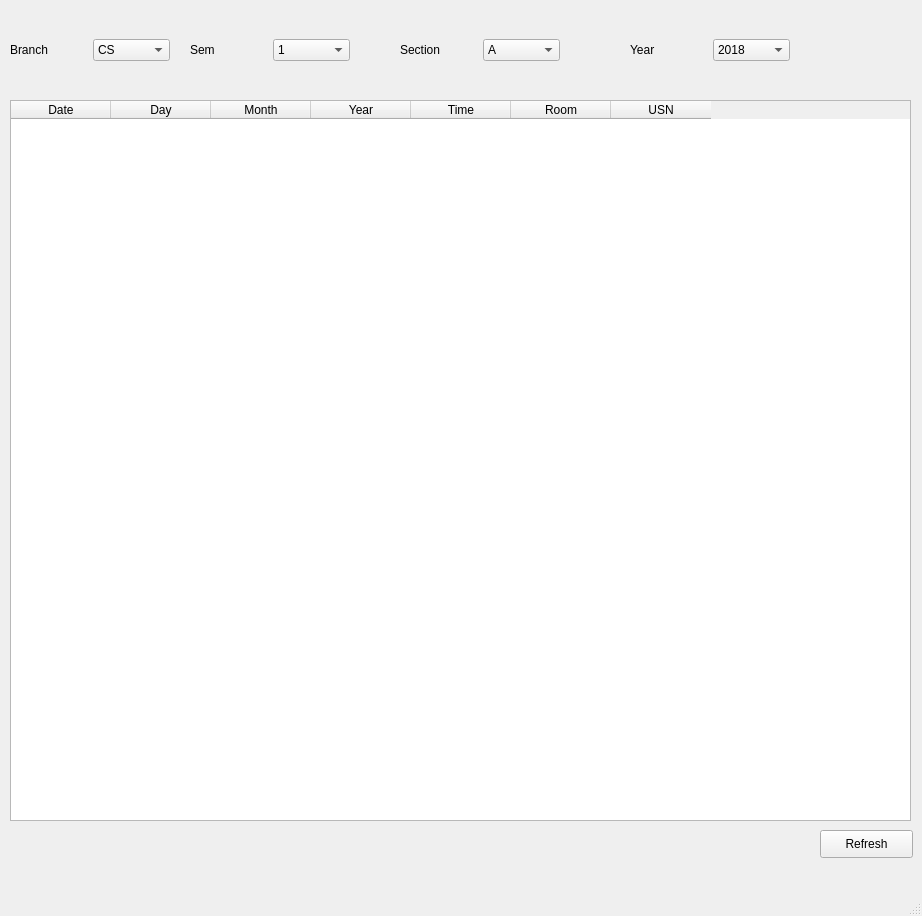
The window that general.ui (abhipray-cpu/RFID-attendance) describes before a commit, drawn with Qt 5.
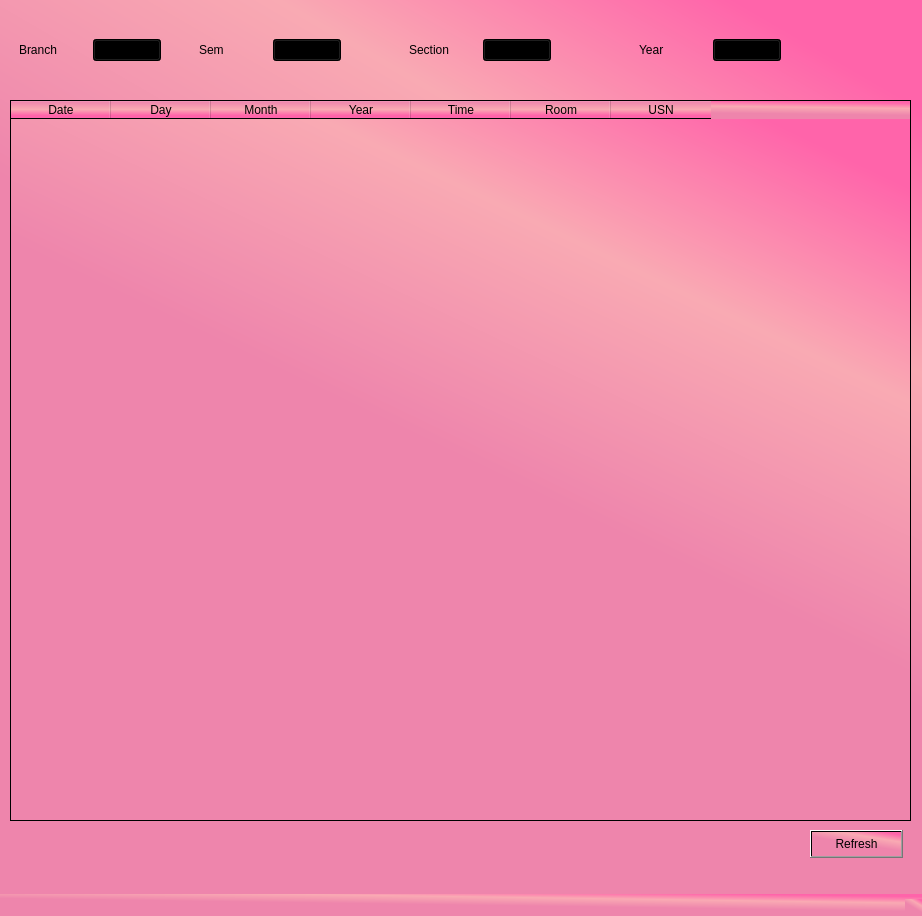
The same window after the commit.

Diff of the .ui file:
```diff
--- a/general.ui
+++ b/general.ui
@@ -14,7 +14,8 @@
    <string>MainWindow</string>
   </property>
   <property name="styleSheet">
-   <string notr="true">font: 75 12pt &quot;MS Shell Dlg 2&quot;;</string>
+   <string notr="true">font: 75 12pt &quot;MS Shell Dlg 2&quot;;
+background-color: qlineargradient(spread:pad, x1:0.632, y1:0.613, x2:1, y2:0, stop:0.0447761 rgba(238, 133, 172, 255), stop:0.497512 rgba(249, 170, 179, 255), stop:0.850746 rgba(255, 100, 170, 255));</string>
   </property>
   <widget class="QWidget" name="centralwidget">
    <widget class="QTableWidget" name="tableWidget">
@@ -26,6 +27,13 @@
       <height>721</height>
      </rect>
     </property>
+    <property name="styleSheet">
+     <string notr="true">
+font: 14pt &quot;Mongolian Baiti&quot;;</string>
+    </property>
+    <property name="gridStyle">
+     <enum>Qt::DashDotDotLine</enum>
+    </property>
     <column>
      <property name="text">
       <string>Date</string>
@@ -65,7 +73,7 @@
    <widget class="QPushButton" name="refresh">
     <property name="geometry">
      <rect>
-      <x>820</x>
+      <x>810</x>
       <y>830</y>
       <width>93</width>
       <height>28</height>
@@ -78,7 +86,7 @@
      <string>Refresh</string>
     </property>
    </widget>
-   <widget class="QWidget" name="horizontalLayoutWidget">
+   <widget class="QFrame" name="horizontalFrame">
     <property name="geometry">
      <rect>
       <x>10</x>
@@ -87,9 +95,16 @@
       <height>80</height>
      </rect>
     </property>
+    <property name="styleSheet">
+     <string notr="true">background-color: rgba(255, 255, 255, 0);</string>
+    </property>
     <layout class="QHBoxLayout" name="horizontalLayout">
      <item>
       <widget class="QLabel" name="label">
+       <property name="styleSheet">
+        <string notr="true">background-color: rgba(255, 255, 255, 0);
+font: 14pt &quot;Mongolian Baiti&quot;;</string>
+       </property>
        <property name="text">
         <string>Branch</string>
        </property>
@@ -97,6 +112,10 @@
      </item>
      <item>
       <widget class="QComboBox" name="branchCombo">
+       <property name="styleSheet">
+        <string notr="true">background-color: qlineargradient(spread:pad, x1:0.632, y1:0.613, x2:1, y2:0, stop:0.0447761 rgba(238, 133, 172, 255), stop:0.497512 rgba(249, 170, 179, 255), stop:0.850746 rgba(255, 100, 170, 255));
+font: 14pt &quot;Mongolian Baiti&quot;;</string>
+       </property>
        <item>
         <property name="text">
          <string>CS</string>
@@ -146,7 +165,7 @@
      </item>
     </layout>
    </widget>
-   <widget class="QWidget" name="horizontalLayoutWidget_2">
+   <widget class="QFrame" name="horizontalFrame_2">
     <property name="geometry">
      <rect>
       <x>190</x>
@@ -155,9 +174,16 @@
       <height>80</height>
      </rect>
     </property>
+    <property name="styleSheet">
+     <string notr="true">background-color: rgba(255, 255, 255, 0);</string>
+    </property>
     <layout class="QHBoxLayout" name="horizontalLayout_2">
      <item>
       <widget class="QLabel" name="label_2">
+       <property name="styleSheet">
+        <string notr="true">background-color: rgba(255, 255, 255, 0);
+font: 14pt &quot;Mongolian Baiti&quot;;</string>
+       </property>
        <property name="text">
         <string>Sem</string>
        </property>
@@ -165,6 +191,10 @@
      </item>
      <item>
       <widget class="QComboBox" name="semCombo">
+       <property name="styleSheet">
+        <string notr="true">background-color: qlineargradient(spread:pad, x1:0.632, y1:0.613, x2:1, y2:0, stop:0.0447761 rgba(238, 133, 172, 255), stop:0.497512 rgba(249, 170, 179, 255), stop:0.850746 rgba(255, 100, 170, 255));
+font: 14pt &quot;Mongolian Baiti&quot;;</string>
+       </property>
        <item>
         <property name="text">
          <string>1</string>
@@ -209,7 +239,7 @@
      </item>
     </layout>
    </widget>
-   <widget class="QWidget" name="horizontalLayoutWidget_3">
+   <widget class="QFrame" name="horizontalFrame_3">
     <property name="geometry">
      <rect>
       <x>400</x>
@@ -218,9 +248,16 @@
       <height>80</height>
      </rect>
     </property>
+    <property name="styleSheet">
+     <string notr="true">background-color: rgba(255, 255, 255, 0);</string>
+    </property>
     <layout class="QHBoxLayout" name="horizontalLayout_3">
      <item>
       <widget class="QLabel" name="label_3">
+       <property name="styleSheet">
+        <string notr="true">background-color: rgba(255, 255, 255, 0);background-color: rgba(255, 255, 255, 0);
+font: 14pt &quot;Mongolian Baiti&quot;;</string>
+       </property>
        <property name="text">
         <string>Section</string>
        </property>
@@ -228,6 +265,10 @@
      </item>
      <item>
       <widget class="QComboBox" name="sectionCombo">
+       <property name="styleSheet">
+        <string notr="true">background-color: qlineargradient(spread:pad, x1:0.632, y1:0.613, x2:1, y2:0, stop:0.0447761 rgba(238, 133, 172, 255), stop:0.497512 rgba(249, 170, 179, 255), stop:0.850746 rgba(255, 100, 170, 255));
+font: 14pt &quot;Mongolian Baiti&quot;;</string>
+       </property>
        <item>
         <property name="text">
          <string>A</string>
@@ -247,7 +288,7 @@
      </item>
     </layout>
    </widget>
-   <widget class="QWidget" name="horizontalLayoutWidget_4">
+   <widget class="QFrame" name="horizontalFrame_4">
     <property name="geometry">
      <rect>
       <x>630</x>
@@ -256,9 +297,16 @@
       <height>80</height>
      </rect>
     </property>
+    <property name="styleSheet">
+     <string notr="true">background-color: rgba(255, 255, 255, 0);</string>
+    </property>
     <layout class="QHBoxLayout" name="horizontalLayout_4">
      <item>
       <widget class="QLabel" name="label_4">
+       <property name="styleSheet">
+        <string notr="true">background-color: rgba(255, 255, 255, 0);background-color: rgba(255, 255, 255, 0);
+font: 14pt &quot;Mongolian Baiti&quot;;</string>
+       </property>
        <property name="text">
         <string>Year</string>
        </property>
@@ -266,6 +314,10 @@
      </item>
      <item>
       <widget class="QComboBox" name="yearCombo">
+       <property name="styleSheet">
+        <string notr="true">background-color: qlineargradient(spread:pad, x1:0.632, y1:0.613, x2:1, y2:0, stop:0.0447761 rgba(238, 133, 172, 255), stop:0.497512 rgba(249, 170, 179, 255), stop:0.850746 rgba(255, 100, 170, 255));
+font: 14pt &quot;Mongolian Baiti&quot;;</string>
+       </property>
        <item>
         <property name="text">
          <string>2018</string>
```
Left out of the diff: 3 changed lines with no effect on the pictures.
